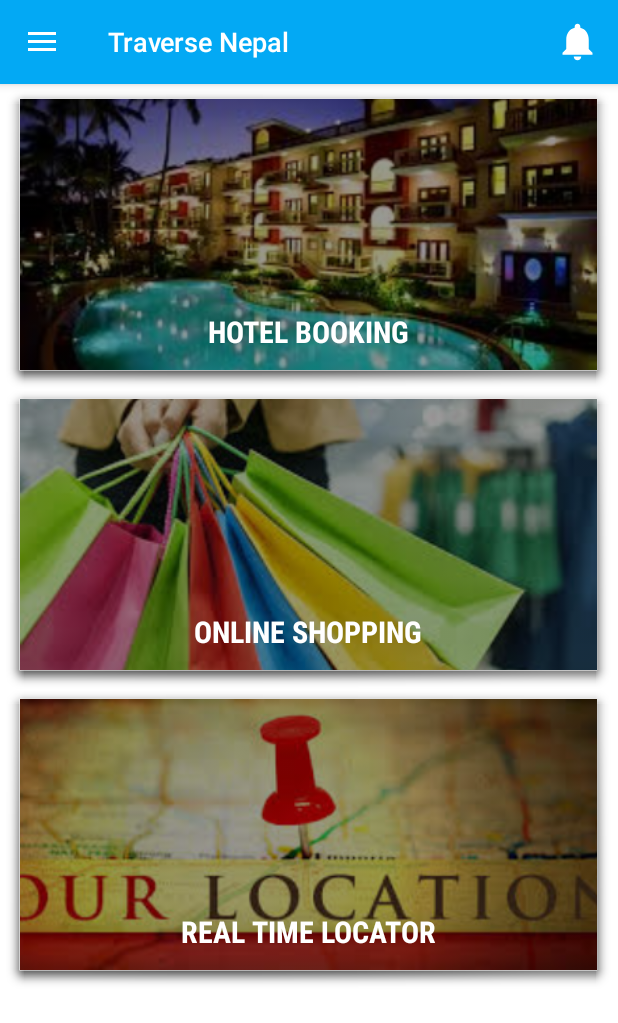
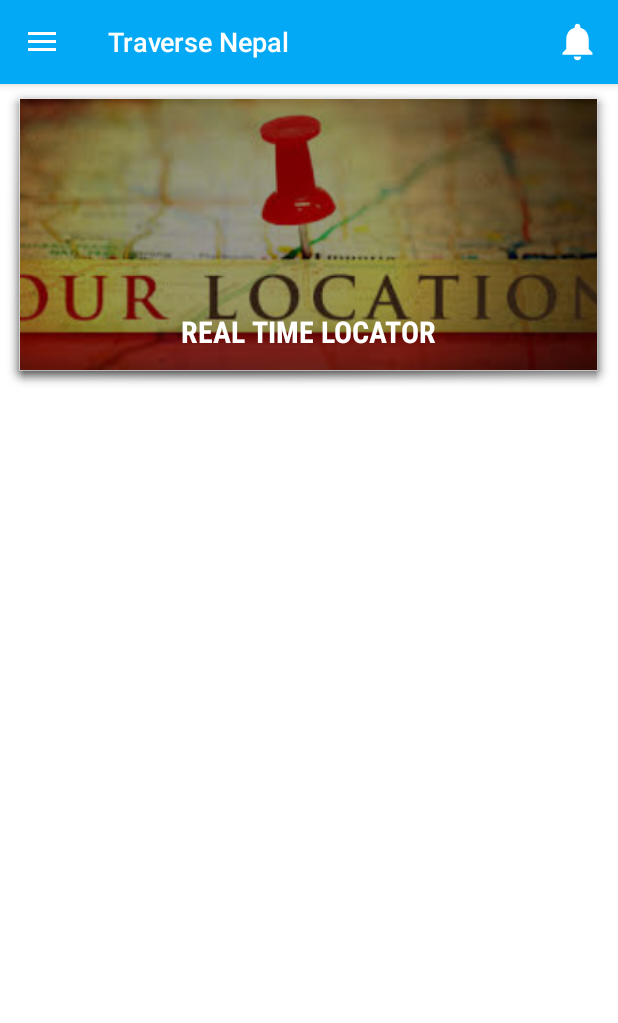
Before and after one commit to eversoftgroup/Traverse-Nepal, an Android app: the fragment TravelFragment placed in its activity, on a phone screen of 412 x 824 dp. Shown: the top 1023 px of the screen. Run offline under Robolectric (Android 15) with nearby library versions, the phone set to English and light mode, and no system bars; our stand-ins replace ButterKnife, CircleImageView, Picasso, Room's generated code; libraries missing offline, so code that uses them is left out: android.arch.persistence, com.github.juanlabrador.badgecounter, com.miguelcatalan.materialsearchview, com.takusemba.spotlight, io.github.tonnyl.whatsnew; pictures from the network do not load; Roboto replaces fonts that are not available here; 7 statements that could not run were skipped.

Commit message:
Basic changes

```diff
--- a/app/build.gradle
+++ b/app/build.gradle
@@ -105,6 +105,7 @@ dependencies {
 
     // World Country flag
     implementation 'com.github.blongho:world-country-data:v1.1.0'
+    implementation "org.jetbrains.kotlin:kotlin-stdlib-jdk7:$kotlin_version"
 }
 
 assemble.dependsOn('lint')
--- a/app/src/main/java/database/AppDataBase.java
+++ b/app/src/main/java/database/AppDataBase.java
@@ -14,7 +14,7 @@ import objects.ChecklistItem;
 import objects.City;
 
 /**
- * Created by Santosh on 05/09/18.
+ * Created by Pradeep on 05/09/18.
  */
 
 @Database(entities = {City.class, ChecklistItem.class}, version = 3, exportSchema = false)
--- a/app/src/main/java/io/github/traverse_nepal/travel/TravelFragment.java
+++ b/app/src/main/java/io/github/traverse_nepal/travel/TravelFragment.java
@@ -67,7 +67,7 @@ public class TravelFragment extends Fragment implements CardViewOptionsAdapter.O
     public void onItemClick(int position) {
         Intent i;
         switch (position) {
-            case 0:
+            case 2:
                 i = HotelsActivity.getStartIntent(mActivity);
                 startActivity(i);
                 break;
@@ -75,7 +75,7 @@ public class TravelFragment extends Fragment implements CardViewOptionsAdapter.O
                 i = ShoppingCurrentCityActivity.getStartIntent(mActivity);
                 startActivity(i);
                 break;
-            case 2:
+            case 0:
                 i = MapViewRealTimeActivity.getStartIntent(mActivity);
                 startActivity(i);
                 break;
@@ -84,14 +84,14 @@ public class TravelFragment extends Fragment implements CardViewOptionsAdapter.O
 
     private List<CardItemEntity> getTravelItems() {
         List<CardItemEntity> cardEntities = new ArrayList<>();
-        cardEntities.add(
-                new CardItemEntity(
+      /*  cardEntities.add(*/
+         /*       new CardItemEntity(
                         getResources().getDrawable(R.drawable.hotel),
                         getResources().getString(R.string.hotel)));
         cardEntities.add(
                 new CardItemEntity(
                         getResources().getDrawable(R.drawable.shop),
-                        getResources().getString(R.string.online_Shopping)));
+                        getResources().getString(R.string.online_Shopping)));*/
         cardEntities.add(
                 new CardItemEntity(
                         getResources().getDrawable(R.drawable.location),
--- a/app/src/main/java/io/github/traverse_nepal/utilities/CurrencyActivity.java
+++ b/app/src/main/java/io/github/traverse_nepal/utilities/CurrencyActivity.java
@@ -92,7 +92,7 @@ public class CurrencyActivity extends AppCompatActivity {
 
     int from_amount = 1;
     String first_country_short = "USD";
-    String second_country_short = "INR";
+    String second_country_short = "NPR";
     String GRAPH_LABEL_NAME = "Last 7 days currency rate trends";
 
     private ProgressDialog mDialog;
--- a/app/src/main/java/io/github/traverse_nepal/utilities/WorldClockActivity.java
+++ b/app/src/main/java/io/github/traverse_nepal/utilities/WorldClockActivity.java
@@ -31,7 +31,7 @@ public class WorldClockActivity extends AppCompatActivity {
     TextView timezone_name;
     Boolean flag_check_first_item = false;
     private Context mContext;
-    String timezone_short = "Asia/Kolkata";
+    String timezone_short = "Asia/Kathmandu";
     private AnalogClock mAnalogClock;
     private String mFormat;
     private final String mHours12 = "hh:mm:ss a";
--- a/app/src/main/res/layout/activity_utilities_currency_converter.xml
+++ b/app/src/main/res/layout/activity_utilities_currency_converter.xml
@@ -125,7 +125,7 @@
                         android:id="@+id/second_country_flag"
                         android:layout_width="50dp"
                         android:layout_height="40dp"
-                        android:src="@drawable/in" />
+                        android:src="@drawable/np" />
 
                     <TextView
                         android:id="@+id/second_country_name"
--- a/app/src/main/res/layout/activity_utilities_world_clock.xml
+++ b/app/src/main/res/layout/activity_utilities_world_clock.xml
@@ -45,7 +45,7 @@
                         android:id="@+id/timezone_country_flag"
                         android:layout_width="50dp"
                         android:layout_height="40dp"
-                        android:src="@drawable/in" />
+                        android:src="@drawable/np" />
 
                     <TextView
                         android:id="@+id/timezone_country_name"
--- a/app/src/main/res/values/strings.xml
+++ b/app/src/main/res/values/strings.xml
@@ -173,7 +173,7 @@
     <string name="to_text">To</string>
     <string name="usd_dollar">United States Dollar</string>
     <string name="usd_amount">1</string>
-    <string name="inr">Indian Rupee</string>
+    <string name="inr">Nepalese Rupee</string>
 
     <!-- Sample Data -->
     <string name="sample_state">Delhi</string>
@@ -262,7 +262,7 @@
     <string name="search_currencies">Search currencies..</string>
     <string name="output_0">0.0</string>
     <string name="convert">Convert</string>
-    <string name="sample_timezone">Asia/Kolkata</string>
+    <string name="sample_timezone">Asia/Kathmandu</string>
 
     <!-- Upcoming weekends Strings -->
     <string name="upcoming_long_weekends">Upcoming long weekends</string>
--- a/build.gradle
+++ b/build.gradle
@@ -1,6 +1,7 @@
 // Top-level build file where you can add configuration options common to all sub-projects/modules.
 
 buildscript {
+    ext.kotlin_version = '1.3.50'
     ext {
         kotlin_version = '1.3.31'
     }
```
Also changed, not shown: app/src/main/assets/images/img_0.png, app/src/main/assets/images/img_1.png, app/src/main/assets/images/img_2.png, app/src/main/assets/images/img_3.png, app/src/main/assets/images/img_4.png.
